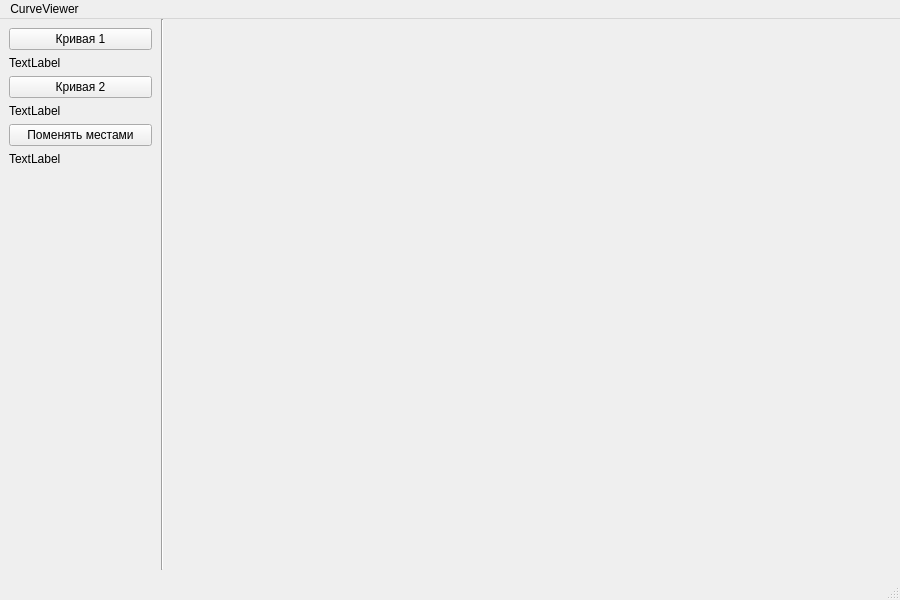
First picture: the form in src/MainWindow.ui, repository Syrenny/CurveViewer, before the edit.
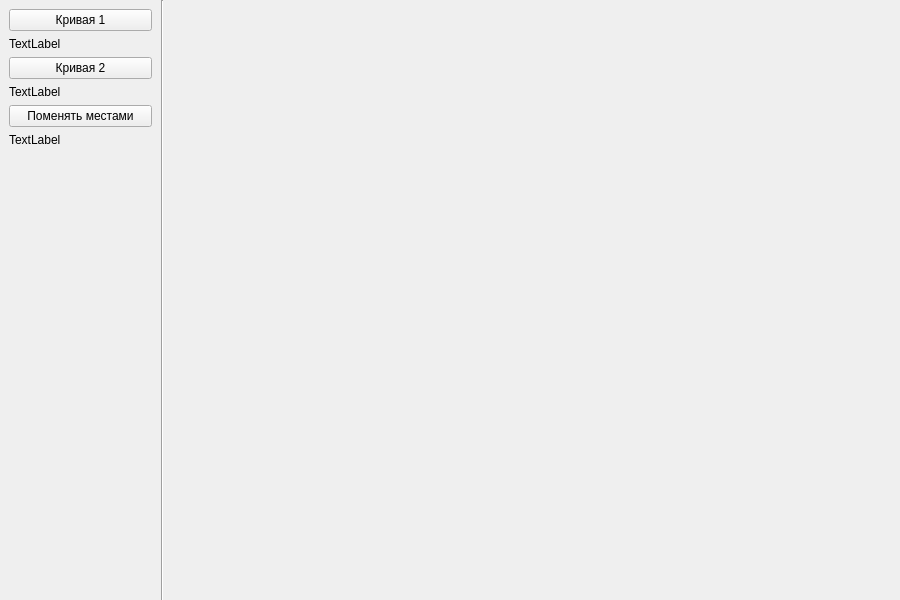
Second picture: the form after the edit.

```diff
--- a/src/MainWindow.ui
+++ b/src/MainWindow.ui
@@ -26,7 +26,7 @@
       <x>0</x>
       <y>0</y>
       <width>901</width>
-      <height>551</height>
+      <height>601</height>
      </rect>
     </property>
     <layout class="QHBoxLayout" name="horizontalLayout">
@@ -181,23 +181,6 @@
     </layout>
    </widget>
   </widget>
-  <widget class="QMenuBar" name="menubar">
-   <property name="geometry">
-    <rect>
-     <x>0</x>
-     <y>0</y>
-     <width>900</width>
-     <height>22</height>
-    </rect>
-   </property>
-   <widget class="QMenu" name="menuCurveViewer">
-    <property name="title">
-     <string>CurveViewer</string>
-    </property>
-   </widget>
-   <addaction name="menuCurveViewer"/>
-  </widget>
-  <widget class="QStatusBar" name="statusbar"/>
  </widget>
  <resources/>
  <connections/>
```
